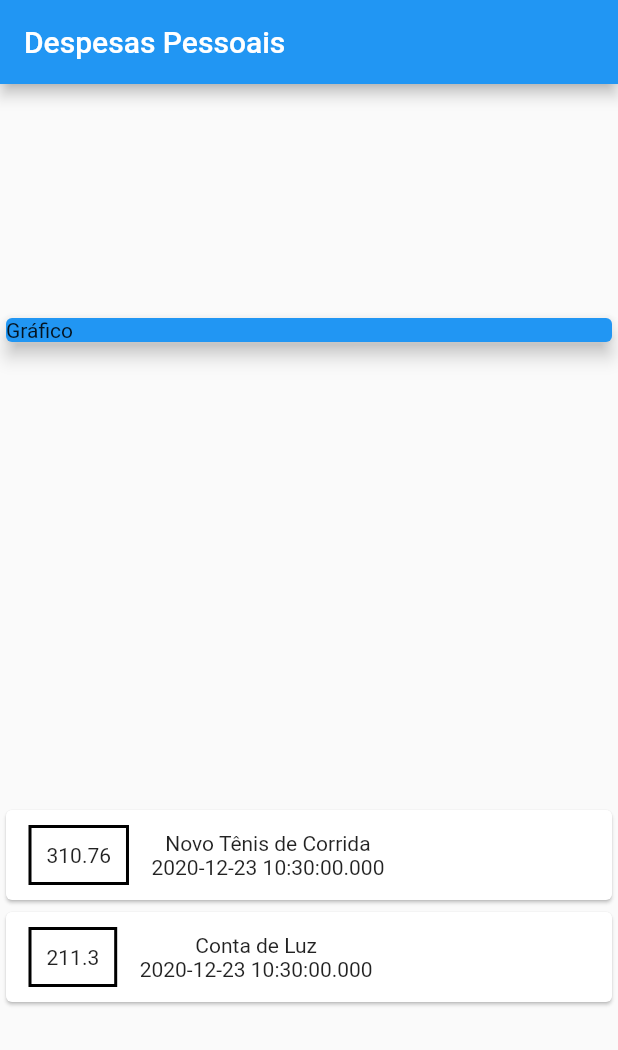
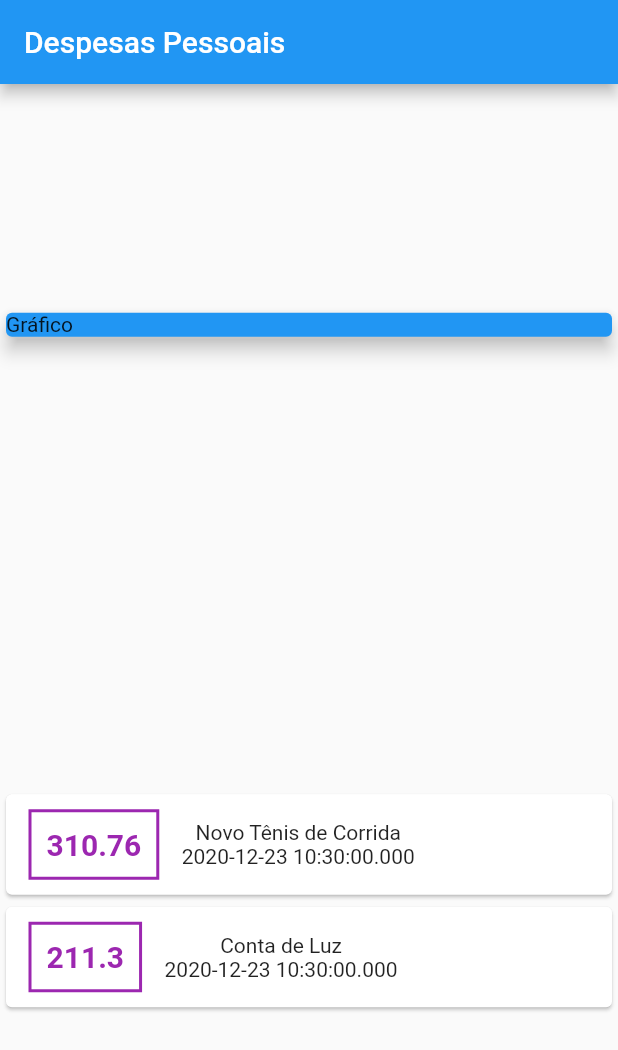
Before and after one commit to bernardoduartes/expenses_app, a Flutter app: the screen it shows after launch, on a phone screen of 412 x 824 dp. Shown: the top 1050 px of the screen. Run offline on Flutter 3.47's test engine with Material 2 defaults, Android fonts, the phone set to English and light mode, and no system bars.

Commit message:
adicionando estilo

```diff
--- a/lib/main.dart
+++ b/lib/main.dart
@@ -1,5 +1,4 @@
 import 'package:flutter/material.dart';
-
 import 'models/transaction.dart';
 
 main() => runApp(ExpensesApp());
@@ -36,7 +35,7 @@ class MyHomePage extends StatelessWidget {
       body: Column(
         mainAxisAlignment: MainAxisAlignment.spaceAround,
         crossAxisAlignment: CrossAxisAlignment.stretch,
-        children: [
+        children: <Widget>[
           Container(
             child: Card(
               color: Colors.blue,
@@ -48,27 +47,31 @@ class MyHomePage extends StatelessWidget {
             children: _transactions.map((tr) {
               return Card(
                 child: Row(
-                  children: [
+                  children: <Widget>[
                     Container(
-                      margin: EdgeInsets.symmetric(
-                        horizontal: 15,
-                        vertical: 10,
-                      ),
+                      margin:
+                          EdgeInsets.symmetric(horizontal: 15, vertical: 10),
                       decoration: BoxDecoration(
-                        border: Border.all(
-                          color: Colors.black,
-                          width: 2,
+                          border: Border.all(
+                        color: Colors.purple,
+                        width: 2,
+                      )),
+                      padding: EdgeInsets.all(10),
+                      child: Text(
+                        tr.value.toString(),
+                        style: TextStyle(
+                          fontWeight: FontWeight.bold,
+                          fontSize: 20,
+                          color: Colors.purple,
                         ),
                       ),
-                      padding: EdgeInsets.all(10),
-                      child: Text(tr.value.toString()),
                     ),
                     Column(
-                      children: [
+                      children: <Widget>[
                         Text(tr.title),
                         Text(tr.date.toString()),
                       ],
-                    ),
+                    )
                   ],
                 ),
               );
```
